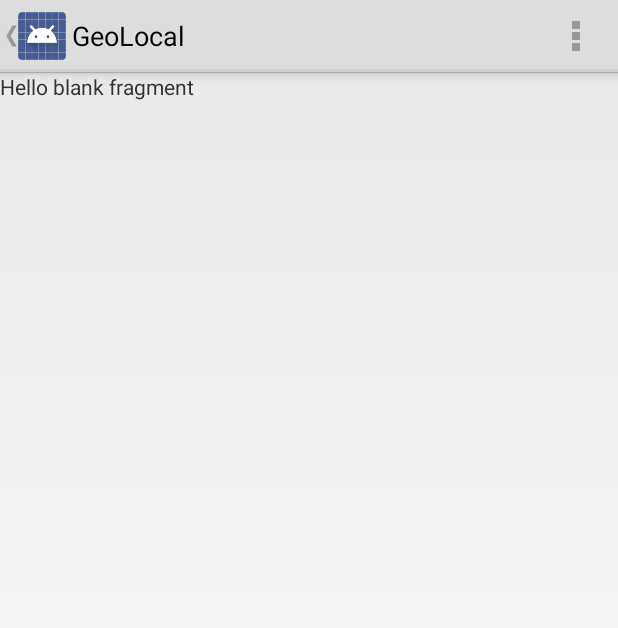
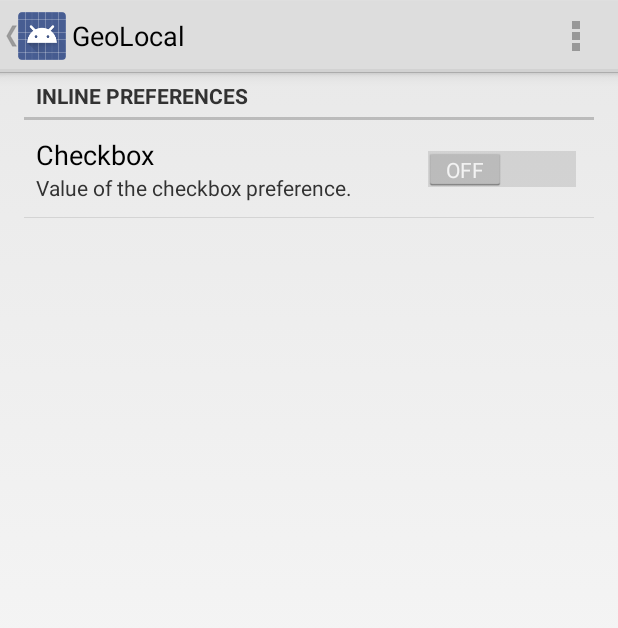
Before and after one commit to chasmack/GeoLocal, an Android app: the screen it shows after launch (MainActivity), in the options menu, after a tap on "Settings", on a phone screen of 412 x 824 dp. Shown: the top 628 px of the screen. Run offline under Robolectric (Android 15) with nearby library versions, the phone set to English and light mode, and no system bars.

Commit message:
hook up transform params

```diff
--- a/app/src/main/java/com/asis/chasm/geolocal/MainActivity.java
+++ b/app/src/main/java/com/asis/chasm/geolocal/MainActivity.java
@@ -1,16 +1,12 @@
 package com.asis.chasm.geolocal;
 
-import android.app.ActionBar;
 import android.app.Activity;
 import android.app.Fragment;
 import android.app.FragmentManager;
 import android.app.FragmentTransaction;
 import android.content.ContentResolver;
 import android.content.ContentValues;
-import android.content.Intent;
-import android.database.Cursor;
 import android.net.Uri;
-import android.os.AsyncTask;
 import android.os.Bundle;
 import android.util.Log;
 import android.view.Menu;
@@ -22,13 +18,9 @@ import java.io.IOException;
 import java.io.InputStreamReader;
 import java.util.ArrayList;
 
-import com.asis.chasm.geolocal.PointsContract.Points;
 import com.asis.chasm.geolocal.PointsContract.Projections;
-import com.asis.chasm.geolocal.PointsContract.Transforms;
 
 public class MainActivity extends Activity implements
-        PointsListFragment.OnFragmentInteractionListener,
-        PointsManagerFragment.OnFragmentInteractionListener,
         TransformSettingsFragment.OnFragmentInteractionListener {
 
     // Use for logging and debugging
@@ -39,12 +31,7 @@ public class MainActivity extends Activity implements
     public static final String FRAGMENT_POINTS_MANAGER = "manager";
     public static final String FRAGMENT_SETTINGS = "settings";
 
-    /**
-     * Fragment displaying the points list
-     */
-    private PointsListFragment mPointsListFragment;
-
-    @Override
+   @Override
     protected void onCreate(Bundle savedInstanceState) {
         super.onCreate(savedInstanceState);
         setContentView(R.layout.activity_main);
@@ -58,27 +45,41 @@ public class MainActivity extends Activity implements
             return;
         }
 
+        // Get a fragment manager to add the points manager and points list fragments
+        FragmentManager manager = getFragmentManager();
+
+        // Create the Non-UI points manager fragment
+        manager.beginTransaction()
+               .add((Fragment) new PointsManagerFragment(), FRAGMENT_POINTS_MANAGER)
+               .commit();
+        Log.d(TAG, "PointsManagerFragment new/add/commit.");
+
         // Create a new Fragment to be placed in the activity layout
-        mPointsListFragment = new PointsListFragment();
+        PointsListFragment list = new PointsListFragment();
+        Log.d(TAG, "PointsListFragment new");
 
         // In case this activity was started with special instructions from an
         // Intent, pass the Intent's extras to the fragment as arguments
-        mPointsListFragment.setArguments(getIntent().getExtras());
+        list.setArguments(getIntent().getExtras());
 
-        // Add the points list fragment to the 'container' FrameLayout
-        FragmentManager manager = getFragmentManager();
+       // Add the points list fragment to the 'container' FrameLayout
         manager.beginTransaction()
-                .add(R.id.container, (Fragment) mPointsListFragment, FRAGMENT_POINTS_LIST)
+                .add(R.id.container, (Fragment) list, FRAGMENT_POINTS_LIST)
                 .commit();
-
-        // Create the Non-UI points manager fragment
-        manager.beginTransaction()
-                .add((Fragment) new PointsManagerFragment(), FRAGMENT_POINTS_MANAGER)
-                .commit();
+       Log.d(TAG, "PointsListFragment add/commit");
 
         // Start a background task to load the Projections table
         loadProjections("projections.txt");
-        // new PopulateProjectionsTableTask().execute("projections.txt");
+    }
+
+    @Override
+    public void onDestroy() {
+        super.onDestroy();
+    }
+
+    @Override
+    public void onResume() {
+        super.onResume();
     }
 
     @Override
@@ -97,20 +98,20 @@ public class MainActivity extends Activity implements
         //noinspection SimplifiableIfStatement
         switch (id) {
             case R.id.action_settings:
-                // Create new fragment and transaction
-                Fragment newFragment = new TransformSettingsFragment();
-                FragmentTransaction transaction = getFragmentManager().beginTransaction();
+                FragmentManager manager = getFragmentManager();
+                if (manager.findFragmentByTag(FRAGMENT_SETTINGS) == null) {
 
-                // Replace whatever is in the fragment_container view with this fragment,
-                // and add the transaction to the back stack
-                transaction.replace(R.id.container, newFragment);
-                transaction.addToBackStack(null);
+                    Fragment settings = new TransformSettingsFragment();
 
-                // Commit the transaction
-                transaction.commit();
+                    // Replace whatever is in the fragment_container view with this fragment,
+                    // and add the transaction to the back stack.
+                    manager.beginTransaction()
+                            .replace(R.id.container, settings, FRAGMENT_SETTINGS)
+                            .addToBackStack(null)
+                            .commit();
+                }
                 return true;
         }
-
         return super.onOptionsItemSelected(item);
     }
 
@@ -118,6 +119,11 @@ public class MainActivity extends Activity implements
     public boolean onNavigateUp() {
         getFragmentManager().popBackStack();
         return true;
+    }
+
+    // Callback from TransformSettingsFragment
+    public void onTransformSettingsFragmentInteraction(int value) {
+        Toast.makeText(this, "List item: " + value, Toast.LENGTH_SHORT).show();
     }
 
     private void loadProjections(String filename) {
@@ -203,8 +209,11 @@ public class MainActivity extends Activity implements
                         values.put(Projections.COLUMN_Y0, Double.parseDouble(parts[7]));
                         values.put(Projections.COLUMN_P1, parseDegMin(parts[8]));
                         values.put(Projections.COLUMN_P2, parseDegMin(parts[9]));
-                        values.put(Projections.COLUMN_SF,
-                                parts[10].isEmpty() ? 0 : Long.parseLong(parts[10]));
+
+                        // Convert integer scale factor to K0 = 1 - 1/SF
+                        values.put(Projections.COLUMN_K0,
+                                parts[10].isEmpty() ? 0.0 :
+                                        1.0 - 1.0 / Long.parseLong(parts[10]));
 
                         valuesList.add(values);
                     }
@@ -254,16 +263,4 @@ public class MainActivity extends Activity implements
 
         return neg ? -1.0 * val : val;
     }
-
-    public void onPointsFragmentInteraction(int position) {
-        Toast.makeText(this, "List item: " + position, Toast.LENGTH_SHORT).show();
-    }
-
-    public void onPointsManagerFragmentInteraction(int value) {
-        Toast.makeText(this, "List item: " + value, Toast.LENGTH_SHORT).show();
-    }
-
-    public void onTransformSettingsFragmentInteraction(int value) {
-        Toast.makeText(this, "List item: " + value, Toast.LENGTH_SHORT).show();
-    }
 }
--- a/app/src/main/java/com/asis/chasm/geolocal/PointsContract.java
+++ b/app/src/main/java/com/asis/chasm/geolocal/PointsContract.java
@@ -14,6 +14,10 @@ public final class PointsContract {
     public static final String AUTHORITY = "com.asis.chasm.provider.Points";
     public static final String BASE_URI = "content://" + AUTHORITY + "/";
 
+    public static final int UNITS_METERS = 1;
+    public static final int UNITS_SURVEY_FT = 2;
+    public static final int UNITS_INTERNATIONAL_FT = 3;
+
     public static abstract class Points implements BaseColumns {
 
         public static final int POINT_TYPE_LOCAL = 1;
@@ -25,6 +29,7 @@ public final class PointsContract {
         public static final String CONTENT_TYPE_ITEM = "vnd.android.cursor.item/vnd.chasm.point";
 
         public static final String TABLE = "points";
+
         public static final String COLUMN_NAME = "name";
         public static final String COLUMN_DESC = "desc";
         public static final String COLUMN_TYPE = "type";
@@ -33,12 +38,6 @@ public final class PointsContract {
         public static final String COLUMN_LAT = "lat";
         public static final String COLUMN_LON = "lon";
 
-        public static final String[] PROJECTION = { _ID,
-                COLUMN_NAME, COLUMN_DESC, COLUMN_TYPE,
-                COLUMN_X, COLUMN_Y, COLUMN_LAT, COLUMN_LON
-        };
-
-        public static final int INDEX_ID = 0;
         public static final int INDEX_NAME = 1;
         public static final int INDEX_DESC = 2;
         public static final int INDEX_TYPE = 3;
@@ -47,8 +46,12 @@ public final class PointsContract {
         public static final int INDEX_LAT = 6;
         public static final int INDEX_LON = 7;
 
+        public static final String[] PROJECTION = { _ID,
+                COLUMN_NAME, COLUMN_DESC, COLUMN_TYPE,
+                COLUMN_X, COLUMN_Y, COLUMN_LAT, COLUMN_LON
+        };
+
         // Default sort order sorts numerically.
-        //  CAST(name AS INTEGER), SUBSTR(name,1,1), CAST(SUBSTR(name,2) AS INTEGER), name
         public static final String DEFAULT_ORDER_BY = "CAST(" + COLUMN_NAME + " AS INTEGER), "
                 + "SUBSTR(" + COLUMN_NAME + ",1,1), "
                 + "CAST(SUBSTR(" + COLUMN_NAME + ",2) AS INTEGER), "
@@ -73,10 +76,19 @@ public final class PointsContract {
         public static final String COLUMN_Y0 = "y0";
         public static final String COLUMN_P1 = "p1";
         public static final String COLUMN_P2 = "p2";
-        public static final String COLUMN_SF = "sf";
+        public static final String COLUMN_K0 = "k0";
 
-        public static final int UNITS_METER = 1;
-        public static final int UNITS_SFT = 2;
+        public static final int INDEX_CODE = 1;
+        public static final int INDEX_DESC = 2;
+        public static final int INDEX_COORD_SYSTEM = 3;
+        public static final int INDEX_PROJECTION = 4;
+        public static final int INDEX_P0 = 5;
+        public static final int INDEX_M0 = 6;
+        public static final int INDEX_X0 = 7;
+        public static final int INDEX_Y0 = 8;
+        public static final int INDEX_P1 = 9;
+        public static final int INDEX_P2 = 10;
+        public static final int INDEX_K0 = 11;
 
         public static final int COORD_SYSTEM_UTM = 1;
         public static final int COORD_SYSTEM_SPCS = 2;
@@ -85,6 +97,13 @@ public final class PointsContract {
         public static final int PROJECTION_TM = 1;    // Transverse Mercator
         public static final int PROJECTION_LC = 2;    // Lambert Conic
         public static final int PROJECTION_OM = 3;    // Oblique Mercator
+
+        public static final int UNITS_METERS = PointsContract.UNITS_METERS;
+        public static final int UNITS_SURVEY_FT = PointsContract.UNITS_SURVEY_FT;
+        public static final int UNITS_INTERNATIONAL_FT = PointsContract.UNITS_INTERNATIONAL_FT;
+
+        // Default sort order sorts numerically.
+        public static final String DEFAULT_ORDER_BY = null;
     }
 
     public static abstract class Transforms implements BaseColumns {
@@ -112,6 +131,8 @@ public final class PointsContract {
         public static final String COLUMN_Y0 = "y0";
         public static final String COLUMN_P1 = "p1";
         public static final String COLUMN_P2 = "p2";
-        public static final String COLUMN_SF = "sf";
+        public static final String COLUMN_K0 = "k0";
+
+
     }
 }
--- a/app/src/main/java/com/asis/chasm/geolocal/PointsListFragment.java
+++ b/app/src/main/java/com/asis/chasm/geolocal/PointsListFragment.java
@@ -1,6 +1,7 @@
 package com.asis.chasm.geolocal;
 
 import android.app.Activity;
+import android.app.Fragment;
 import android.app.LoaderManager;
 import android.content.Context;
 import android.content.CursorLoader;
@@ -31,7 +32,7 @@ import com.asis.chasm.geolocal.PointsContract.Points;
  * A fragment representing a list of Items.
  * <p/>
  * <p/>
- * Activities containing this fragment MUST implement the {@link OnFragmentInteractionListener}
+ * Activities containing this fragment MUST implement the {@link OnListFragmentInteractionListener}
  * interface.
  */
 public class PointsListFragment extends ListFragment
@@ -41,7 +42,7 @@ public class PointsListFragment extends ListFragment
     private static final String TAG = "PointsListFragment";
 
     // Hook back into main activity.
-    private OnFragmentInteractionListener mListener;
+    private OnListFragmentInteractionListener mListener;
 
     // This is the Adapter being used to display the list's data.
     PointsCursorAdapter mAdapter;
@@ -58,7 +59,13 @@ public class PointsListFragment extends ListFragment
         Log.d(TAG, "onAttach");
         super.onAttach(activity);
         try {
-            mListener = (OnFragmentInteractionListener) activity;
+            Fragment manager = getFragmentManager()
+                    .findFragmentByTag(MainActivity.FRAGMENT_POINTS_MANAGER);
+            if (manager != null) {
+                mListener = (OnListFragmentInteractionListener) manager;
+            } else {
+                Log.d(TAG, "Can't find FRAGMENT_POINTS_MANAGER.");
+            }
         } catch (ClassCastException e) {
             throw new ClassCastException(activity.toString()
                     + " must implement OnFragmentInteractionListener");
@@ -168,11 +175,11 @@ public class PointsListFragment extends ListFragment
     @Override
     public void onListItemClick(ListView l, View v, int position, long id) {
         super.onListItemClick(l, v, position, id);
-        Log.d("FragmentComplexList", "Item clicked: " + id);
+        Log.d(TAG, "Item clicked: " + id);
         if (null != mListener) {
-            // Notify the active callbacks interface (the activity, if the
-            // fragment is attached to one) that an item has been selected.
-            mListener.onPointsFragmentInteraction(position);
+            // Notify the points manager active callbacks interface
+            // that an item has been selected.
+            mListener.onListFragmentInteraction(id);
         }
     }
 
@@ -299,9 +306,8 @@ public class PointsListFragment extends ListFragment
      * "http://developer.android.com/training/basics/fragments/communicating.html"
      * >Communicating with Other Fragments</a> for more information.
      */
-    public interface OnFragmentInteractionListener {
-        // TODO: Update argument type and name
-        public void onPointsFragmentInteraction(int position);
+    public interface OnListFragmentInteractionListener {
+        public void onListFragmentInteraction(long position);
     }
 
 }
--- a/app/src/main/java/com/asis/chasm/geolocal/PointsManagerFragment.java
+++ b/app/src/main/java/com/asis/chasm/geolocal/PointsManagerFragment.java
@@ -5,6 +5,7 @@ import android.app.ListFragment;
 import android.content.ContentResolver;
 import android.content.ContentValues;
 import android.content.Intent;
+import android.database.Cursor;
 import android.net.Uri;
 import android.os.AsyncTask;
 import android.os.Bundle;
@@ -23,59 +24,30 @@ import java.io.IOException;
 import java.io.InputStreamReader;
 import java.util.ArrayList;
 
+import com.asis.chasm.geolocal.PointsContract.Points;
+
 /**
  * A simple {@link Fragment} subclass.
- * Activities that contain this fragment must implement the
- * {@link PointsManagerFragment.OnFragmentInteractionListener} interface
- * to handle interaction events.
- * Use the {@link PointsManagerFragment#newInstance} factory method to
- * create an instance of this fragment.
  */
-public class PointsManagerFragment extends Fragment {
+public class PointsManagerFragment extends Fragment implements
+        PointsListFragment.OnListFragmentInteractionListener {
 
     // Use for logging and debugging
     private static final String TAG = "PointsManagerFragment";
-
-    // TODO: Rename parameter arguments, choose names that match
-    // the fragment initialization parameters, e.g. ARG_ITEM_NUMBER
-    private static final String ARG_PARAM1 = "param1";
-    private static final String ARG_PARAM2 = "param2";
-
-    // TODO: Rename and change types of parameters
-    private String mParam1;
-    private String mParam2;
-
-    private OnFragmentInteractionListener mListener;
-
-    /**
-     * Use this factory method to create a new instance of
-     * this fragment using the provided parameters.
-     *
-     * @param param1 Parameter 1.
-     * @param param2 Parameter 2.
-     * @return A new instance of fragment PointsManagerFragment.
-     */
-    // TODO: Rename and change types and number of parameters
-    public static PointsManagerFragment newInstance(String param1, String param2) {
-        PointsManagerFragment fragment = new PointsManagerFragment();
-        Bundle args = new Bundle();
-        args.putString(ARG_PARAM1, param1);
-        args.putString(ARG_PARAM2, param2);
-        fragment.setArguments(args);
-        return fragment;
-    }
 
     public PointsManagerFragment() {
         // Required empty public constructor
     }
 
     @Override
+    public void onAttach(Activity activity) {
+        Log.d(TAG, "onAttach");
+        super.onAttach(activity);
+    }
+
+    @Override
     public void onCreate(Bundle savedInstanceState) {
         super.onCreate(savedInstanceState);
-        if (getArguments() != null) {
-            mParam1 = getArguments().getString(ARG_PARAM1);
-            mParam2 = getArguments().getString(ARG_PARAM2);
-        }
     }
 
     @Override
@@ -96,6 +68,11 @@ public class PointsManagerFragment extends Fragment {
     }
 
     @Override
+    public void onDetach() {
+        super.onDetach();
+    }
+
+    @Override
     public void onCreateOptionsMenu(Menu menu, MenuInflater inflater) {
         super.onCreateOptionsMenu(menu, inflater);
         inflater.inflate(R.menu.points_manager, menu);
@@ -112,17 +89,41 @@ public class PointsManagerFragment extends Fragment {
         //noinspection SimplifiableIfStatement
         switch (id) {
             case R.id.action_read_points:
-                selectPointsFile();
+                readPointsFile();
+                return true;
+            case R.id.action_test_transform:
+                testTransform();
                 return true;
         }
 
         return super.onOptionsItemSelected(item);
     }
 
+    private void testTransform() {
+        Toast.makeText(getActivity(), "Test Transform", Toast.LENGTH_SHORT).show();
+    }
+
+    // Interaction from points list fragment onListItemClick
+    public void onListFragmentInteraction(long id) {
+        Log.d(TAG, "onListFragmentInteraction id: " + id);
+        Uri uri = Uri.parse(PointsContract.Points.CONTENT_URI)
+                .buildUpon()
+                .appendPath(Long.toString(id))
+                .build();
+        Cursor c = getActivity().getContentResolver().query(uri, null, null, null, null);
+        if (c != null && c.moveToFirst()) {
+
+            Log.d(TAG, "point: " + c.getString(Points.INDEX_NAME)
+                    + " - " + c.getString(Points.INDEX_DESC));
+        }
+
+        TransformParams params = new TransformParams(getActivity());
+    }
+
     // Activity result codes
     private final int RESULT_CODE_FILE_SELECT = 1;
 
-    private void selectPointsFile() {
+    private void readPointsFile() {
 
         Intent intent = new Intent(Intent.ACTION_GET_CONTENT);
         intent.setType("text/plain");
@@ -235,36 +236,4 @@ public class PointsManagerFragment extends Fragment {
         }
     }
 
-    @Override
-    public void onAttach(Activity activity) {
-        super.onAttach(activity);
-        try {
-            mListener = (OnFragmentInteractionListener) activity;
-        } catch (ClassCastException e) {
-            throw new ClassCastException(activity.toString()
-                    + " must implement OnFragmentInteractionListener");
-        }
-    }
-
-    @Override
-    public void onDetach() {
-        super.onDetach();
-        mListener = null;
-    }
-
-    /**
-     * This interface must be implemented by activities that contain this
-     * fragment to allow an interaction in this fragment to be communicated
-     * to the activity and potentially other fragments contained in that
-     * activity.
-     * <p/>
-     * See the Android Training lesson <a href=
-     * "http://developer.android.com/training/basics/fragments/communicating.html"
-     * >Communicating with Other Fragments</a> for more information.
-     */
-    public interface OnFragmentInteractionListener {
-        // TODO: Update argument type and name
-        public void onPointsManagerFragmentInteraction(int value);
-    }
-
 }
--- a/app/src/main/java/com/asis/chasm/geolocal/TransformSettingsFragment.java
+++ b/app/src/main/java/com/asis/chasm/geolocal/TransformSettingsFragment.java
@@ -9,14 +9,11 @@ import android.view.LayoutInflater;
 import android.view.View;
 import android.view.ViewGroup;
 
-
 /**
  * A simple {@link Fragment} subclass.
  * Activities that contain this fragment must implement the
  * {@link TransformSettingsFragment.OnFragmentInteractionListener} interface
  * to handle interaction events.
- * Use the {@link TransformSettingsFragment#newInstance} factory method to
- * create an instance of this fragment.
  */
 public class TransformSettingsFragment extends PreferenceFragment {
 
@@ -29,14 +26,21 @@ public class TransformSettingsFragment extends PreferenceFragment {
 
     @Override
     public void onCreate(Bundle savedInstanceState) {
+
         super.onCreate(savedInstanceState);
+
+        // Load the preferences from an XML resource
+        addPreferencesFromResource(R.xml.preferences);
     }
 
     @Override
     public View onCreateView(LayoutInflater inflater, ViewGroup container,
                              Bundle savedInstanceState) {
+
         // Inflate the layout for this fragment
-        return inflater.inflate(R.layout.fragment_transform_settings, container, false);
+        // return inflater.inflate(R.layout.fragment_transform_settings, container, false);
+
+        return super.onCreateView(inflater, container, savedInstanceState);
     }
 
     @Override
--- a/app/src/main/res/layout/fragment_transform_settings.xml
+++ /dev/null
@@ -1,10 +0,0 @@
-<FrameLayout xmlns:android="http://schemas.android.com/apk/res/android"
-    xmlns:tools="http://schemas.android.com/tools" android:layout_width="match_parent"
-    android:layout_height="match_parent"
-    tools:context="com.asis.chasm.geolocal.TransformSettingsFragment">
-
-    <!-- TODO: Update blank fragment layout -->
-    <TextView android:layout_width="match_parent" android:layout_height="match_parent"
-        android:text="@string/hello_blank_fragment" />
-
-</FrameLayout>
--- a/app/src/main/res/menu/points_manager.xml
+++ b/app/src/main/res/menu/points_manager.xml
@@ -7,4 +7,9 @@
         android:orderInCategory="20"
         app:showAsAction="never" />
 
+    <item android:id="@+id/action_test_transform"
+        android:title="@string/action_test_transform"
+        android:orderInCategory="30"
+        app:showAsAction="never" />
+
 </menu>
--- a/app/src/main/res/values/strings.xml
+++ b/app/src/main/res/values/strings.xml
@@ -10,5 +10,9 @@
 
     <!-- TODO: Remove or change this placeholder text -->
     <string name="hello_blank_fragment">Hello blank fragment</string>
+    <string name="title_checkbox_preference">Checkbox</string>
+    <string name="summary_checkbox_preference">Value of the checkbox preference.</string>
+    <string name="inline_preferences">Inline Preferences</string>
+    <string name="action_test_transform">Test Transform</string>
 
 </resources>
--- /dev/null
+++ b/app/src/main/res/xml/preferences.xml
@@ -0,0 +1,14 @@
+<?xml version="1.0" encoding="utf-8"?>
+<PreferenceScreen xmlns:android="http://schemas.android.com/apk/res/android">
+
+    <PreferenceCategory
+        android:title="@string/inline_preferences">
+
+        <SwitchPreference
+            android:key="checkbox_preference"
+            android:title="@string/title_checkbox_preference"
+            android:summary="@string/summary_checkbox_preference" />
+
+    </PreferenceCategory>
+
+</PreferenceScreen>
```
Also changed, not shown: app/src/main/java/com/asis/chasm/geolocal/PointsProvider.java (+31 -21 lines), app/src/main/java/com/asis/chasm/geolocal/TransformParams.java (+46 -19 lines).
